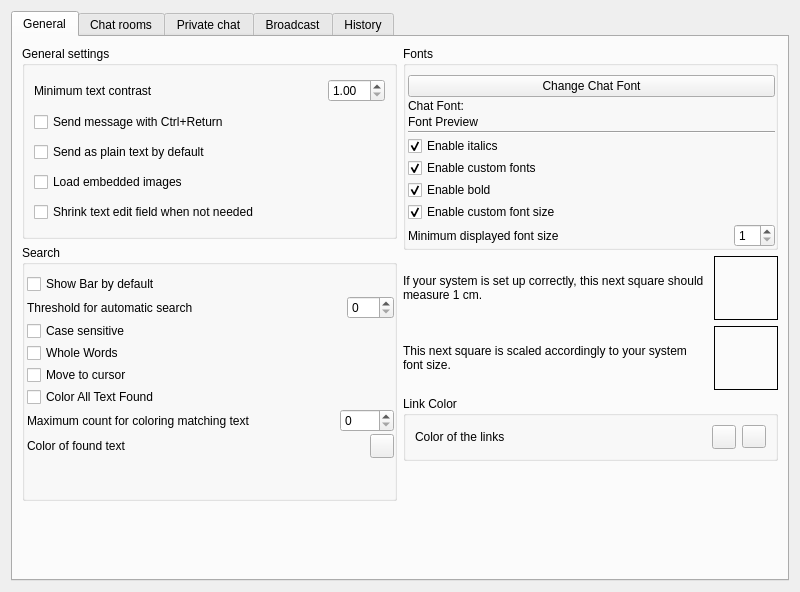
Above: retroshare-gui/src/gui/settings/ChatPage.ui from defnax/RetroShare before the change. Below: the same form after it.
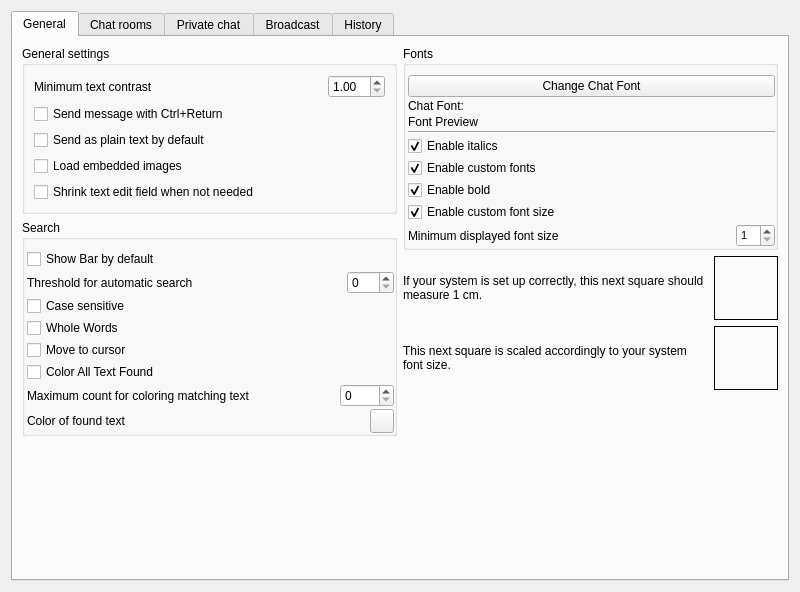
That is the form after the change. Icons and pictures are not drawn. Custom widgets are drawn as their Qt base class.

Commit message: Moved Color settings to Apearancepage

What changed in the file:
```diff
--- a/retroshare-gui/src/gui/settings/ChatPage.ui
+++ b/retroshare-gui/src/gui/settings/ChatPage.ui
@@ -266,19 +266,6 @@
                 </item>
                </layout>
               </item>
-              <item>
-               <spacer name="verticalSpacer_2">
-                <property name="orientation">
-                 <enum>Qt::Vertical</enum>
-                </property>
-                <property name="sizeHint" stdset="0">
-                 <size>
-                  <width>20</width>
-                  <height>40</height>
-                 </size>
-                </property>
-               </spacer>
-              </item>
              </layout>
             </widget>
            </item>
@@ -405,6 +392,11 @@
                 </item>
                 <item>
                  <widget class="QSpinBox" name="minimumFontSize">
+                  <property name="font">
+                   <font>
+                    <pointsize>8</pointsize>
+                   </font>
+                  </property>
                   <property name="minimum">
                    <number>1</number>
                   </property>
@@ -490,61 +482,6 @@
              </item>
             </layout>
            </item>
-           <item>
-            <widget class="QGroupBox" name="groupBox">
-             <property name="title">
-              <string>Link Color</string>
-             </property>
-             <layout class="QHBoxLayout" name="horizontalLayout_17">
-              <item>
-               <widget class="QLabel" name="label_10">
-                <property name="sizePolicy">
-                 <sizepolicy hsizetype="Expanding" vsizetype="Preferred">
-                  <horstretch>0</horstretch>
-                  <verstretch>0</verstretch>
-                 </sizepolicy>
-                </property>
-                <property name="text">
-                 <string>Color of the links</string>
-                </property>
-               </widget>
-              </item>
-              <item>
-               <widget class="QPushButton" name="linkColorButton">
-                <property name="minimumSize">
-                 <size>
-                  <width>24</width>
-                  <height>24</height>
-                 </size>
-                </property>
-                <property name="maximumSize">
-                 <size>
-                  <width>24</width>
-                  <height>24</height>
-                 </size>
-                </property>
-                <property name="toolTip">
-                 <string>Set link color</string>
-                </property>
-                <property name="text">
-                 <string/>
-                </property>
-               </widget>
-              </item>
-              <item>
-               <widget class="QToolButton" name="resetButton">
-                <property name="toolTip">
-                 <string>Reset to default color</string>
-                </property>
-                <property name="icon">
-                 <iconset resource="../icons.qrc">
-                  <normaloff>:/icons/textedit/undo.png</normaloff>:/icons/textedit/undo.png</iconset>
-                </property>
-               </widget>
-              </item>
-             </layout>
-            </widget>
-           </item>
            <item>
             <spacer name="rightVSpacer">
              <property name="orientation">
```
Left out of the diff: 4 changed lines with no effect on the pictures. The commit also changes 5 other files.
